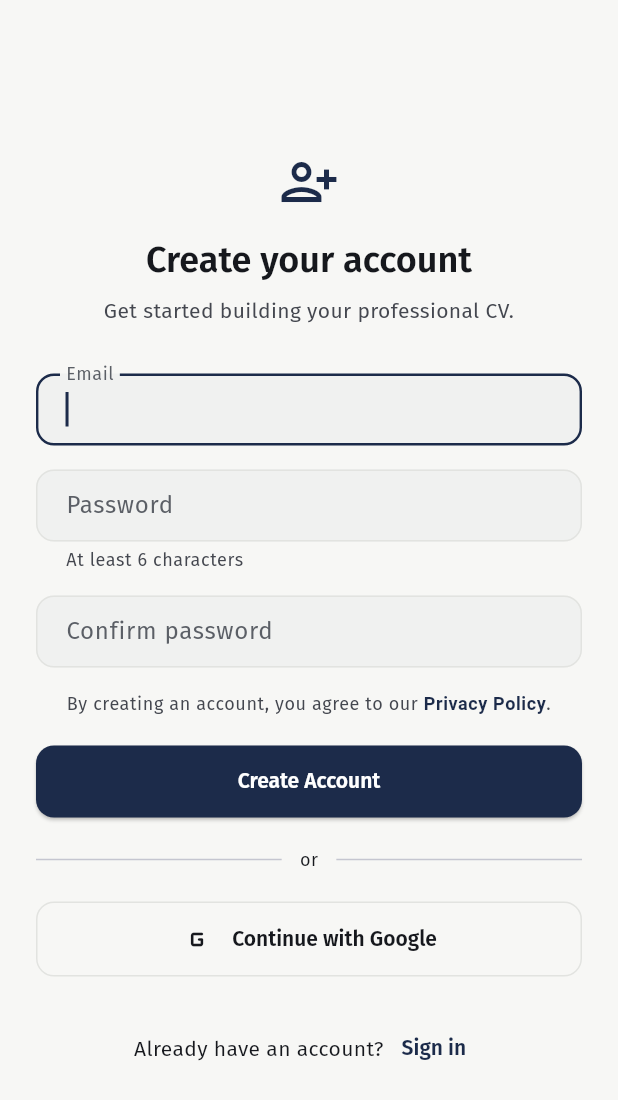
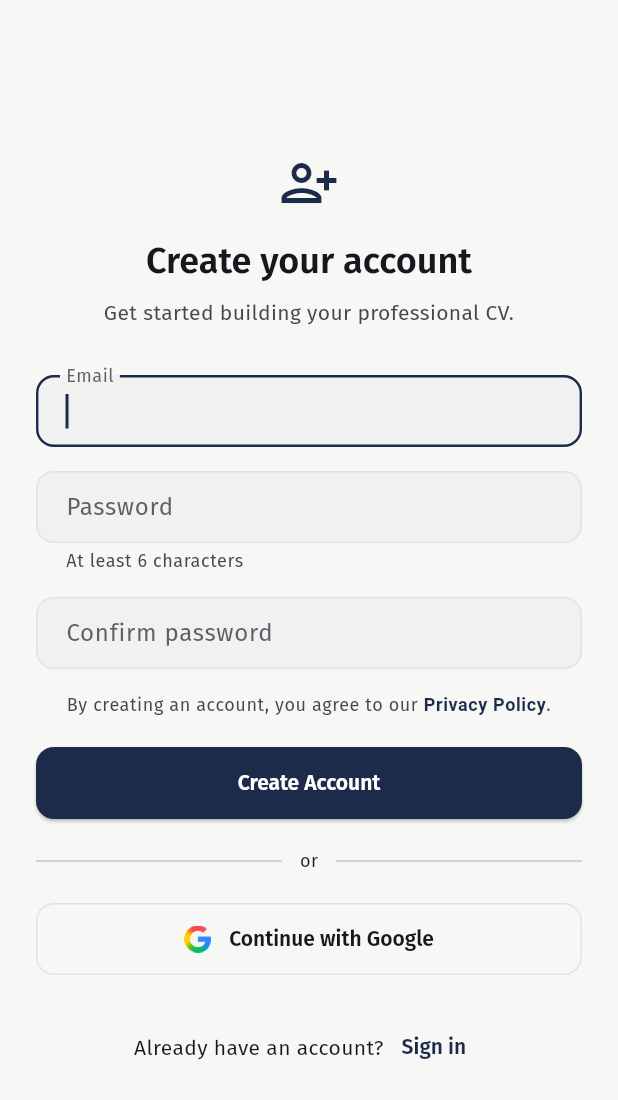
Before and after one commit to sulemanabrar/cv_craft, a Flutter app: the SignupScreen screen opened by its route, on a phone screen of 412 x 824 dp. Shown: the top 1100 px of the screen. Run offline on Flutter 3.47's test engine with Material 3 defaults, Android fonts, the phone set to English and light mode, and no system bars; our stand-ins replace firebase_auth, firebase_core, firebase_crashlytics, flutter_riverpod, freezed_annotation, go_router and 6 more; accounts and stored records are empty; project files that could hold a hidden picture were left out.

Commit message:
google auth logo update

```diff
--- a/lib/features/auth/widgets/google_sign_in_button.dart
+++ b/lib/features/auth/widgets/google_sign_in_button.dart
@@ -23,7 +23,7 @@
             : Row(
                 mainAxisSize: MainAxisSize.min,
                 children: [
-                  const Icon(Icons.g_mobiledata_rounded, size: 22),
+                  Image.asset('assets/fonts/images/google_logo.png', width: 18, height: 18),
                   const SizedBox(width: AppSpacing.sm),
                   const Text('Continue with Google'),
                 ],
--- a/pubspec.yaml
+++ b/pubspec.yaml
@@ -16,7 +16,7 @@
 # https://developer.apple.com/library/archive/documentation/General/Reference/InfoPlistKeyReference/Articles/CoreFoundationKeys.html
 # In Windows, build-name is used as the major, minor, and patch parts
 # of the product and file versions while build-number is used as the build suffix.
-version: 1.0.0+6
+version: 1.0.0+7
 
 environment:
   sdk: ^3.13.2
```
Also changed, not shown: assets/fonts/images/google_logo.png (added).
